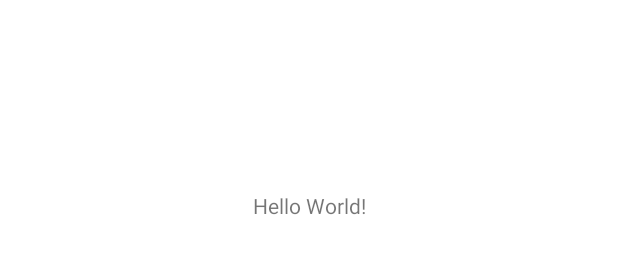
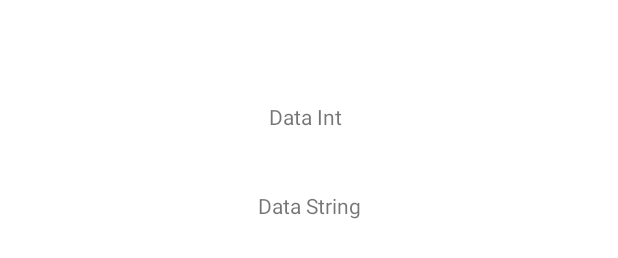
Before and after one commit to lunaechechuriignacio/Tesis, an Android app: the layout activity_main.xml on its own in the app's theme, with its tools: preview values and no code run, on a phone screen of 412 x 824 dp. Shown: the part 413-671 px from the top of the screen. Run offline under Robolectric (Android 15) with nearby library versions, the phone set to English and light mode, and no system bars.

Commit message:
Se hizo una prueba con un nodo con tipo de dato int

```diff
--- /dev/null
+++ b/app/mobile/app/src/main/java/com/test/firsttestfirebase/GetDataFirebase.java
@@ -0,0 +1,18 @@
+package com.test.firsttestfirebase;
+
+import com.google.firebase.database.FirebaseDatabase;
+
+public class GetDataFirebase {
+    FirebaseDatabase database;
+    String pathNodo;
+
+    void getDataFirebase(FirebaseDatabase database){
+
+    }
+
+
+
+
+
+
+}
--- a/app/mobile/app/src/main/java/com/test/firsttestfirebase/MainActivity.java
+++ b/app/mobile/app/src/main/java/com/test/firsttestfirebase/MainActivity.java
@@ -5,6 +5,7 @@ import androidx.appcompat.app.AppCompatActivity;
 
 import android.os.Bundle;
 import android.widget.TextView;
+import android.widget.Toast;
 
 import com.google.firebase.database.DataSnapshot;
 import com.google.firebase.database.DatabaseError;
@@ -13,24 +14,33 @@ import com.google.firebase.database.FirebaseDatabase;
 import com.google.firebase.database.ValueEventListener;
 
 public class MainActivity extends AppCompatActivity {
-    private static final String  path="Test";
-    private static final String  pathTestString="TestString";
+   // private static final String  path="Test";
+   // private static final String  pathTestString="TestString";
+    private static final String  path="pir_sensor";
+    private static final String  pathTestString="automatic";
     @Override
     protected void onCreate(Bundle savedInstanceState) {
         super.onCreate(savedInstanceState);
         setContentView(R.layout.activity_main);
-        final TextView tv= findViewById(R.id.textTest);
+        final TextView dataStringTextView= findViewById(R.id.textTest);
+        final TextView dataIntTextView=findViewById(R.id.dataInt);
         FirebaseDatabase database=FirebaseDatabase.getInstance();
         final DatabaseReference reference= database.getReference(path).child(pathTestString);
         reference.addValueEventListener(new ValueEventListener() {
              @Override
             public void onDataChange(@NonNull DataSnapshot snapshot) {
-                tv.setText(snapshot.getValue(String.class));
+                String value=snapshot.getValue(Integer.class).toString();
+                 dataIntTextView.setText(value);
+
+                // value=snapshot.getValue(String.class);
+               //  dataStringTextView.setText(value);
+
+
             }
 
             @Override
             public void onCancelled(@NonNull DatabaseError error) {
-
+                Toast.makeText(MainActivity.this, "Fail to get data.", Toast.LENGTH_SHORT).show();
             }
         });
 
--- a/app/mobile/app/src/main/res/layout/activity_main.xml
+++ b/app/mobile/app/src/main/res/layout/activity_main.xml
@@ -10,10 +10,24 @@
         android:id="@+id/textTest"
         android:layout_width="wrap_content"
         android:layout_height="wrap_content"
-        android:text="Hello World!"
+        android:text="Data String"
         app:layout_constraintBottom_toBottomOf="parent"
         app:layout_constraintEnd_toEndOf="parent"
         app:layout_constraintStart_toStartOf="parent"
         app:layout_constraintTop_toTopOf="parent" />
 
+    <TextView
+        android:id="@+id/dataInt"
+        android:layout_width="wrap_content"
+        android:layout_height="wrap_content"
+        android:layout_marginStart="174dp"
+        android:layout_marginTop="320dp"
+        android:layout_marginEnd="179dp"
+        android:layout_marginBottom="17dp"
+        android:text="Data Int"
+        app:layout_constraintBottom_toTopOf="@+id/textTest"
+        app:layout_constraintEnd_toEndOf="parent"
+        app:layout_constraintStart_toStartOf="parent"
+        app:layout_constraintTop_toTopOf="parent" />
+
 </androidx.constraintlayout.widget.ConstraintLayout>
```
